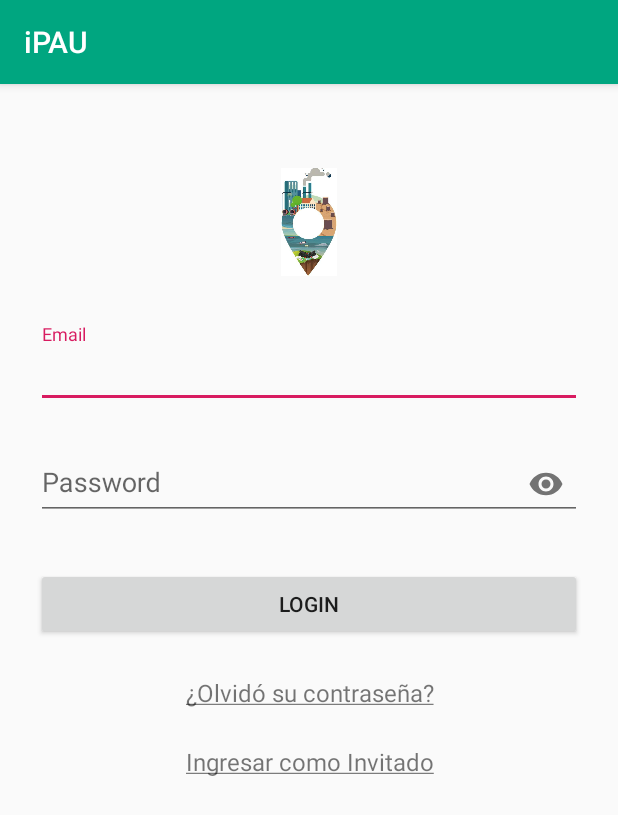
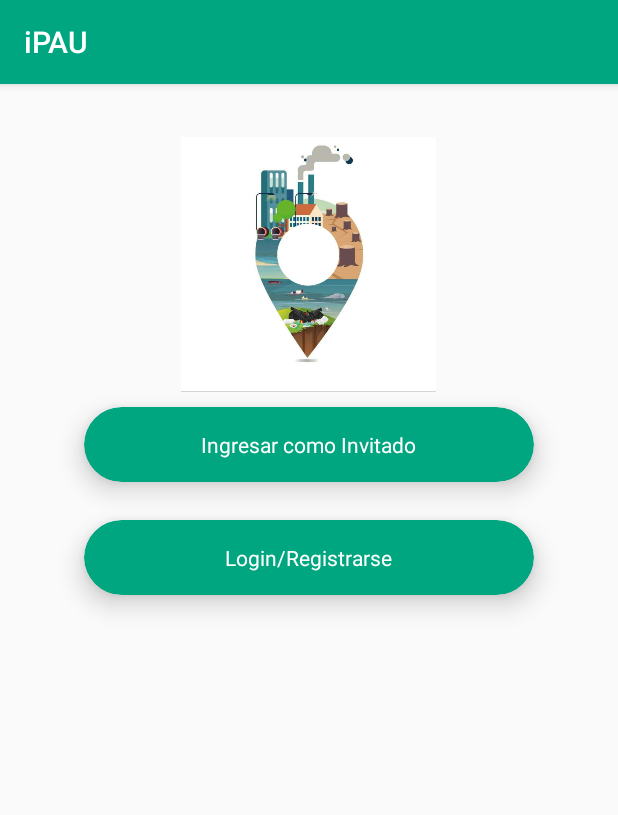
Before and after one commit to fran893/iPAU, an Android app: the IntroCarouselActivity screen opened directly, with no data from a screen before it, after a tap on "SKIP", on a phone screen of 412 x 824 dp. Shown: the top 815 px of the screen. Run offline under Robolectric (Android 15) with nearby library versions, the phone set to English and light mode, and no system bars; libraries missing offline, so code that uses them is left out: com.synnapps.carouselview; network calls fail; 7 statements that could not run were skipped.

Commit message:
se agrego pantalla para elegir entre login o ingresar sin login

```diff
--- /dev/null
+++ b/app/src/main/java/com/example/fran/ipau/views/InitialActivity.kt
@@ -0,0 +1,45 @@
+package com.example.fran.ipau.views
+
+import android.content.Intent
+import android.support.v7.app.AppCompatActivity
+import android.os.Bundle
+import android.os.Parcelable
+import com.example.fran.ipau.R
+import com.example.fran.ipau.models.Problematica1
+import kotlinx.android.synthetic.main.activity_initial.*
+
+class InitialActivity : AppCompatActivity() {
+
+    private lateinit var problematicas1: List<Problematica1>
+
+    override fun onCreate(savedInstanceState: Bundle?) {
+        super.onCreate(savedInstanceState)
+        setContentView(R.layout.activity_initial)
+        btn_ingresar.setOnClickListener {
+            goToMenu()
+        }
+        btn_nextLogin.setOnClickListener {
+            goToLogin()
+        }
+    }
+
+    fun goToMenu(){
+        var intent: Intent = intent
+        var bundle = intent.extras
+        problematicas1 = bundle.getParcelableArrayList("menuProblematicas")
+        intent = Intent(this, ProblemasPrincipalesActivity2::class.java)
+        bundle.putParcelableArrayList("menuProblematicas", problematicas1 as java.util.ArrayList<out Parcelable>)
+        intent.putExtras(bundle)
+        startActivity(intent)
+    }
+
+    fun goToLogin() {
+        var intent: Intent = intent
+        var bundle = intent.extras
+        problematicas1 = bundle.getParcelableArrayList("menuProblematicas")
+        intent = Intent(this, LoginActivity::class.java)
+        bundle.putParcelableArrayList("menuProblematicas", problematicas1 as java.util.ArrayList<out Parcelable>)
+        intent.putExtras(bundle)
+        startActivity(intent)
+    }
+}
--- a/app/src/main/java/com/example/fran/ipau/views/IntroCarouselActivity.kt
+++ b/app/src/main/java/com/example/fran/ipau/views/IntroCarouselActivity.kt
@@ -73,7 +73,7 @@ class IntroCarouselActivity : AppCompatActivity() {
         var intent: Intent = intent
         var bundle = intent.extras
         problematicas1 = bundle.getParcelableArrayList("menuProblematicas")
-        intent = Intent(this, LoginActivity::class.java)
+        intent = Intent(this, InitialActivity::class.java)
         bundle.putParcelableArrayList("menuProblematicas", problematicas1 as java.util.ArrayList<out Parcelable>)
         intent.putExtras(bundle)
         startActivity(intent)
--- a/app/src/main/java/com/example/fran/ipau/views/LoginActivity.kt
+++ b/app/src/main/java/com/example/fran/ipau/views/LoginActivity.kt
@@ -54,8 +54,8 @@ class LoginActivity : AppCompatActivity(){
                 })
             }
         }
-        link_guest_sign.setOnClickListener {
-            goToMenu()
+        link_register.setOnClickListener {
+
         }
     }
 
--- /dev/null
+++ b/app/src/main/res/layout/activity_initial.xml
@@ -0,0 +1,78 @@
+<?xml version="1.0" encoding="utf-8"?>
+<RelativeLayout xmlns:android="http://schemas.android.com/apk/res/android"
+    xmlns:app="http://schemas.android.com/apk/res-auto"
+    xmlns:tools="http://schemas.android.com/tools"
+    android:layout_width="match_parent"
+    android:layout_height="match_parent"
+    tools:context=".views.InitialActivity">
+
+    <ImageView
+        android:layout_width="170dp"
+        android:layout_height="190dp"
+        android:src="@drawable/photo"
+        android:layout_marginTop="25dp"
+        android:id="@+id/logo"
+        android:layout_centerHorizontal="true"
+        />
+
+    <android.support.v7.widget.CardView
+        android:layout_width="300dp"
+        android:layout_height="50dp"
+        android:layout_below="@+id/logo"
+        android:layout_centerHorizontal="true"
+        android:layout_centerVertical="true"
+        app:cardBackgroundColor="@color/appColor"
+        app:cardCornerRadius="25dp"
+        app:cardElevation="10dp"
+        android:id="@+id/btn_ingresar"
+        >
+
+        <RelativeLayout
+            android:layout_width="match_parent"
+            android:layout_height="match_parent">
+
+            <TextView
+                android:layout_width="wrap_content"
+                android:layout_height="wrap_content"
+                android:id="@+id/tv_ingresar"
+                android:text="@string/guestSingIn"
+                android:textColor="#fff"
+                android:layout_centerInParent="true"
+                />
+
+        </RelativeLayout>
+
+    </android.support.v7.widget.CardView>
+
+
+    <android.support.v7.widget.CardView
+        android:layout_width="300dp"
+        android:layout_height="50dp"
+        android:layout_marginTop="25dp"
+        android:layout_centerHorizontal="true"
+        android:layout_centerVertical="true"
+        app:cardBackgroundColor="@color/appColor"
+        app:cardCornerRadius="25dp"
+        app:cardElevation="10dp"
+        android:id="@+id/btn_nextLogin"
+        android:layout_below="@+id/btn_ingresar"
+        >
+
+        <RelativeLayout
+            android:layout_width="match_parent"
+            android:layout_height="match_parent">
+
+            <TextView
+                android:layout_width="wrap_content"
+                android:layout_height="wrap_content"
+                android:id="@+id/tv_nextLogin"
+                android:text="Login/Registrarse"
+                android:textColor="#fff"
+                android:layout_centerInParent="true"
+                />
+
+        </RelativeLayout>
+
+    </android.support.v7.widget.CardView>
+
+</RelativeLayout>
--- a/app/src/main/res/layout/activity_login.xml
+++ b/app/src/main/res/layout/activity_login.xml
@@ -3,7 +3,8 @@
     android:layout_width="fill_parent"
     android:layout_height="fill_parent"
     xmlns:app="http://schemas.android.com/apk/res-auto"
-    android:fitsSystemWindows="true">
+    android:fitsSystemWindows="true"
+    >
 
     <LinearLayout
         android:orientation="vertical"
@@ -11,7 +12,8 @@
         android:layout_height="wrap_content"
         android:paddingTop="56dp"
         android:paddingLeft="24dp"
-        android:paddingRight="24dp">
+        android:paddingRight="24dp"
+        >
 
         <ImageView android:src="@drawable/logo2"
             android:layout_width="100dp"
@@ -65,11 +67,11 @@
             android:gravity="center"
             android:textSize="16dip"/>
 
-        <TextView android:id="@+id/link_guest_sign"
+        <TextView android:id="@+id/link_register"
             android:layout_width="fill_parent"
             android:layout_height="wrap_content"
             android:layout_marginBottom="24dp"
-            android:text="@string/guestSingIn"
+            android:text="@string/register"
             android:gravity="center"
             android:textSize="16dip"
             android:textStyle=""
--- a/app/src/main/res/values/strings.xml
+++ b/app/src/main/res/values/strings.xml
@@ -23,7 +23,9 @@
 
     <string name="appName">iPAU</string>
 
-    <string name="guestSingIn"><u>Ingresar como Invitado</u></string>
+    <string name="guestSingIn">Ingresar como Invitado</string>
     <string name="olvidoSuContraseña"><u>¿Olvidó su contraseña?</u></string>
+    <string name="register"><u>Registrarse</u></string>
+
 
 </resources>
```
Also changed, not shown: app/src/main/AndroidManifest.xml (+4 -9 lines), app/src/main/res/drawable/btn_ingresar_bg_round.xml (added, +9 -0 lines), app/src/main/res/drawable/btn_login_bg_round.xml (added, +9 -0 lines).
